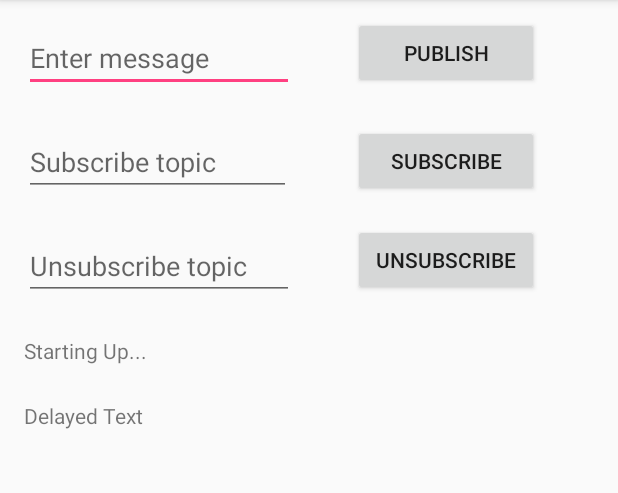
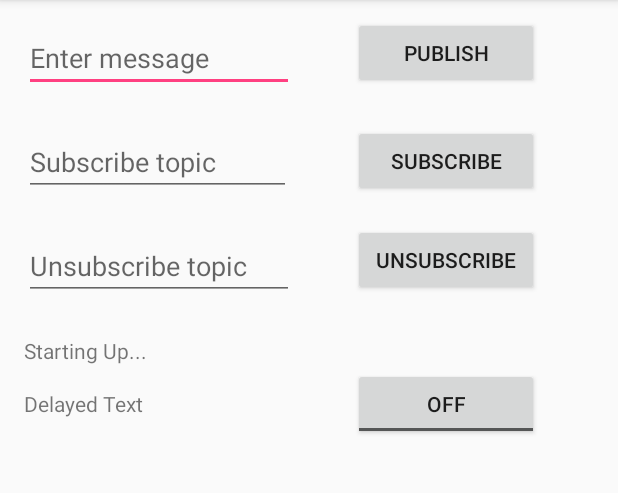
Before and after one commit to inderpreet/android_mqtt_sensor, an Android app: the screen it shows after launch (MainActivity), on a phone screen of 412 x 824 dp, the part 84-577 px from its top. Run offline under Robolectric (Android 15) with nearby library versions, the phone set to English and light mode, and no system bars; 2 statements that could not run were skipped.

Commit message:
App works to send data over MQTT and has a toggle button.

```diff
--- a/app/src/main/java/com/app/androidkt/mqtt/Constants.java
+++ b/app/src/main/java/com/app/androidkt/mqtt/Constants.java
@@ -8,7 +8,7 @@ public class Constants {
 
     public static final String MQTT_BROKER_URL = "tcp://iot.eclipse.org:1883";
 
-    public static final String PUBLISH_TOPIC = "androidkt/topic";
+    public static final String PUBLISH_TOPIC = "imperator/android01/ambientLight";
 
     public static final String CLIENT_ID = "androidkt";
 }
--- a/app/src/main/res/layout/activity_main.xml
+++ b/app/src/main/res/layout/activity_main.xml
@@ -99,9 +99,17 @@
         android:layout_width="wrap_content"
         android:layout_height="wrap_content"
         android:layout_marginLeft="16dp"
-        android:layout_marginTop="24dp"
+        android:layout_marginTop="16dp"
         android:text="Delayed Update"
         app:layout_constraintLeft_toLeftOf="parent"
         app:layout_constraintTop_toBottomOf="@+id/sensorDataView" />
 
+    <ToggleButton
+        android:id="@+id/sendDataToggle"
+        android:layout_width="124dp"
+        android:layout_height="wrap_content"
+        android:text="ToggleButton"
+        app:layout_constraintBaseline_toBaselineOf="@+id/delayedDataView"
+        app:layout_constraintEnd_toEndOf="@+id/unSubscribe" />
+
 </android.support.constraint.ConstraintLayout>
```
Also changed, not shown: app/src/main/java/com/app/androidkt/mqtt/MainActivity.java (+37 -2 lines), 1 other file.
